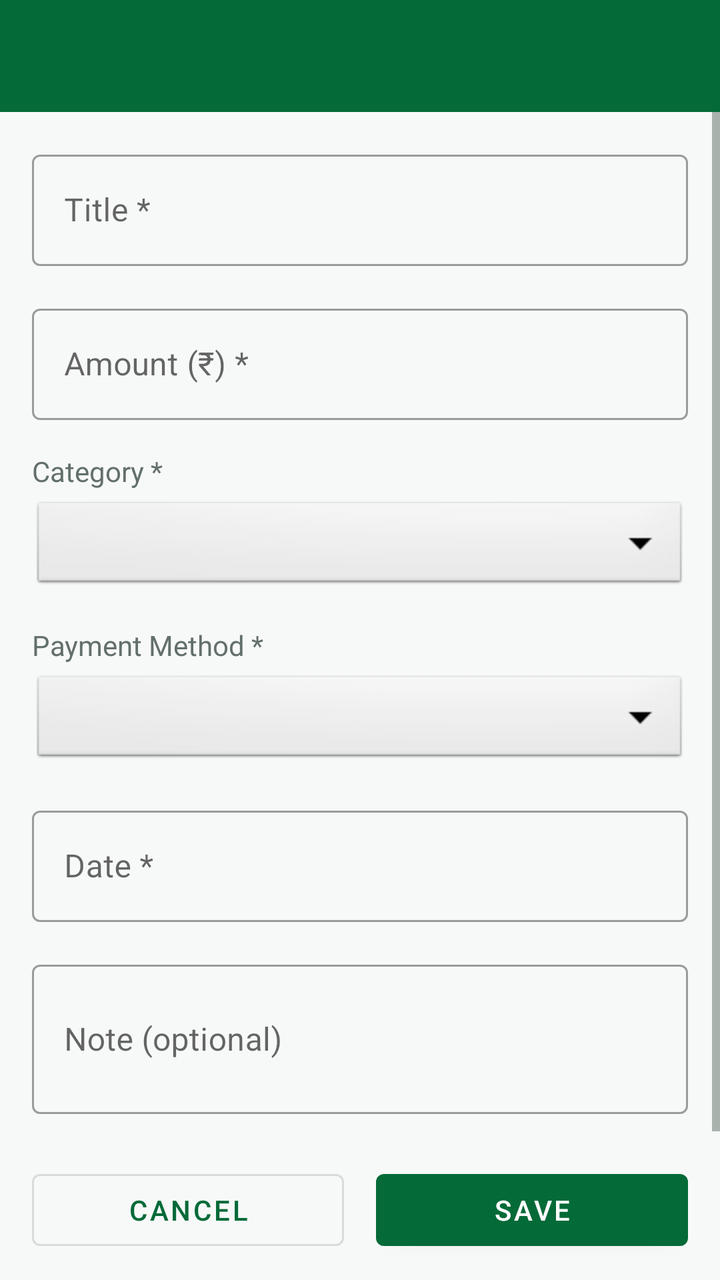
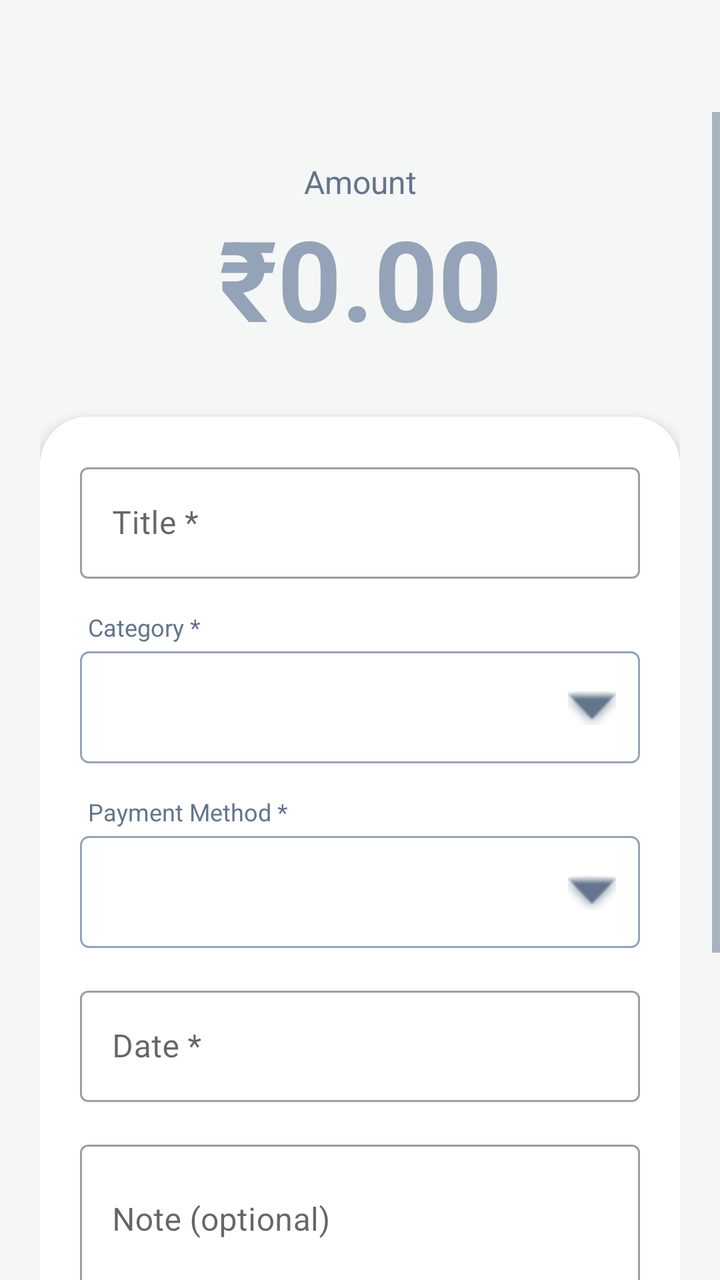

Screens rendered from an Android XML layout before and after an edit, with the pre-edit source and the edit as a unified diff.
<!-- AndroidManifest.xml: application theme Theme.DailyHisaab -->
<!-- res/layout/activity_add_expense.xml -->
<?xml version="1.0" encoding="utf-8"?>
<androidx.constraintlayout.widget.ConstraintLayout
    xmlns:android="http://schemas.android.com/apk/res/android"
    xmlns:app="http://schemas.android.com/apk/res-auto"
    android:layout_width="match_parent"
    android:layout_height="match_parent"
    android:background="?android:attr/colorBackground">

    <com.google.android.material.appbar.AppBarLayout
        android:id="@+id/appBarLayout"
        android:layout_width="match_parent"
        android:layout_height="wrap_content"
        app:layout_constraintTop_toTopOf="parent">
        <androidx.appcompat.widget.Toolbar
            android:id="@+id/toolbar"
            android:layout_width="match_parent"
            android:layout_height="?attr/actionBarSize"
            android:background="?attr/colorPrimary"
            app:titleTextColor="?attr/colorOnPrimary" />
    </com.google.android.material.appbar.AppBarLayout>

    <ScrollView
        android:layout_width="match_parent"
        android:layout_height="0dp"
        app:layout_constraintTop_toBottomOf="@id/appBarLayout"
        app:layout_constraintBottom_toBottomOf="parent">

        <LinearLayout
            android:layout_width="match_parent"
            android:layout_height="wrap_content"
            android:orientation="vertical"
            android:padding="@dimen/activity_margin">

            <com.google.android.material.textfield.TextInputLayout
                android:id="@+id/tilTitle"
                android:layout_width="match_parent"
                android:layout_height="wrap_content"
                android:layout_marginBottom="16dp"
                android:hint="@string/expense_title"
                style="@style/Widget.MaterialComponents.TextInputLayout.OutlinedBox">
                <com.google.android.material.textfield.TextInputEditText
                    android:id="@+id/etTitle"
                    android:layout_width="match_parent"
                    android:layout_height="wrap_content"
                    android:inputType="textCapSentences"
                    android:maxLines="1" />
            </com.google.android.material.textfield.TextInputLayout>

            <com.google.android.material.textfield.TextInputLayout
                android:id="@+id/tilAmount"
                android:layout_width="match_parent"
                android:layout_height="wrap_content"
                android:layout_marginBottom="16dp"
                android:hint="@string/expense_amount"
                style="@style/Widget.MaterialComponents.TextInputLayout.OutlinedBox">
                <com.google.android.material.textfield.TextInputEditText
                    android:id="@+id/etAmount"
                    android:layout_width="match_parent"
                    android:layout_height="wrap_content"
                    android:inputType="numberDecimal"
                    android:maxLines="1" />
            </com.google.android.material.textfield.TextInputLayout>

            <TextView
                android:layout_width="match_parent"
                android:layout_height="wrap_content"
                android:text="@string/expense_category"
                android:layout_marginBottom="4dp"
                android:textColor="?android:attr/textColorSecondary"/>

            <Spinner
                android:id="@+id/spinnerCategory"
                android:layout_width="match_parent"
                android:layout_height="48dp"
                android:layout_marginBottom="16dp"
                android:background="@android:drawable/btn_dropdown"
                android:paddingStart="12dp"
                android:paddingEnd="12dp"/>

            <TextView
                android:layout_width="match_parent"
                android:layout_height="wrap_content"
                android:text="@string/expense_payment_method"
                android:layout_marginBottom="4dp"
                android:textColor="?android:attr/textColorSecondary"/>

            <Spinner
                android:id="@+id/spinnerPaymentMethod"
                android:layout_width="match_parent"
                android:layout_height="48dp"
                android:layout_marginBottom="16dp"
                android:background="@android:drawable/btn_dropdown"
                android:paddingStart="12dp"
                android:paddingEnd="12dp"/>

            <com.google.android.material.textfield.TextInputLayout
                android:id="@+id/tilDate"
                android:layout_width="match_parent"
                android:layout_height="wrap_content"
                android:layout_marginBottom="16dp"
                android:hint="@string/expense_date"
                style="@style/Widget.MaterialComponents.TextInputLayout.OutlinedBox">
                <com.google.android.material.textfield.TextInputEditText
                    android:id="@+id/etDate"
                    android:layout_width="match_parent"
                    android:layout_height="wrap_content"
                    android:focusable="false"
                    android:clickable="true"
                    android:inputType="none"
                    android:maxLines="1" />
            </com.google.android.material.textfield.TextInputLayout>

            <com.google.android.material.textfield.TextInputLayout
                android:id="@+id/tilNote"
                android:layout_width="match_parent"
                android:layout_height="wrap_content"
                android:layout_marginBottom="24dp"
                android:hint="@string/expense_note"
                style="@style/Widget.MaterialComponents.TextInputLayout.OutlinedBox">
                <com.google.android.material.textfield.TextInputEditText
                    android:id="@+id/etNote"
                    android:layout_width="match_parent"
                    android:layout_height="wrap_content"
                    android:inputType="textCapSentences|textMultiLine"
                    android:minLines="2"
                    android:maxLines="4" />
            </com.google.android.material.textfield.TextInputLayout>

            <LinearLayout
                android:layout_width="match_parent"
                android:layout_height="wrap_content"
                android:orientation="horizontal">

                <com.google.android.material.button.MaterialButton
                    android:id="@+id/btnCancel"
                    android:layout_width="0dp"
                    android:layout_height="wrap_content"
                    android:layout_weight="1"
                    android:layout_marginEnd="8dp"
                    android:text="@string/cancel"
                    style="@style/Widget.MaterialComponents.Button.OutlinedButton" />

                <com.google.android.material.button.MaterialButton
                    android:id="@+id/btnSave"
                    android:layout_width="0dp"
                    android:layout_height="wrap_content"
                    android:layout_weight="1"
                    android:layout_marginStart="8dp"
                    android:text="@string/save" />
            </LinearLayout>

            <View
                android:layout_width="match_parent"
                android:layout_height="0dp"
                android:layout_weight="1"/>

            
            <include layout="@layout/layout_footer"
                android:layout_width="match_parent"
                android:layout_height="wrap_content"
                android:layout_marginTop="32dp"/>

        </LinearLayout>
    </ScrollView>

</androidx.constraintlayout.widget.ConstraintLayout>
<!-- res/layout/layout_footer.xml (included above) -->
<?xml version="1.0" encoding="utf-8"?>
<TextView xmlns:android="http://schemas.android.com/apk/res/android"
    android:layout_width="match_parent"
    android:layout_height="wrap_content"
    android:text="@string/footer_copyright"
    android:textSize="12sp"
    android:textColor="?android:attr/textColorSecondary"
    android:gravity="center"
    android:paddingTop="16dp"
    android:paddingBottom="16dp"
    android:alpha="0.8"/>
<!-- resources referenced by this layout -->
<resources>
  <dimen name="activity_margin">16dp</dimen>
  <string name="cancel">Cancel</string>
  <string name="expense_amount">Amount (₹) *</string>
  <string name="expense_category">Category *</string>
  <string name="expense_date">Date *</string>
  <string name="expense_note">Note (optional)</string>
  <string name="expense_payment_method">Payment Method *</string>
  <string name="expense_title">Title *</string>
  <string name="footer_copyright">© 2026 Abhay Sachin Donde. All Rights Reserved.</string>
  <string name="save">Save</string>
  <style name="Theme.DailyHisaab" parent="Theme.MaterialComponents.DayNight.NoActionBar">
          
          <item name="colorPrimary">@color/primary</item>
          <item name="colorPrimaryVariant">@color/primaryVariant</item>
          <item name="colorOnPrimary">@color/onPrimary</item>
          
          <item name="colorSecondary">@color/secondary</item>
          <item name="colorSecondaryVariant">@color/secondaryVariant</item>
          <item name="colorOnSecondary">@color/onPrimary</item>
          
          <item name="android:statusBarColor">@color/primaryVariant</item>
  
          
          <item name="android:colorBackground">@color/background</item>
          <item name="colorSurface">@color/surface</item>
          <item name="colorError">@color/error</item>
  
          
          <item name="android:textColorPrimary">@color/textPrimary</item>
          <item name="android:textColorSecondary">@color/textSecondary</item>
      </style>
  <color name="primary">#046A38</color>
  <color name="primaryVariant">#034C28</color>
  <color name="onPrimary">#FFFFFF</color>
  <color name="secondary">#0F9D58</color>
  <color name="secondaryVariant">#0B8043</color>
  <color name="background">#F7F9F8</color>
  <color name="surface">#FFFFFF</color>
  <color name="error">#D32F2F</color>
  <color name="textPrimary">#1A1E1C</color>
  <color name="textSecondary">#63706A</color>
</resources>

<!-- the commit's change to res/layout/activity_add_expense.xml (unified diff, before → after) -->
@@ -10,13 +10,14 @@
         android:id="@+id/appBarLayout"
         android:layout_width="match_parent"
         android:layout_height="wrap_content"
+        android:background="?android:attr/colorBackground"
+        app:elevation="0dp"
         app:layout_constraintTop_toTopOf="parent">
         <androidx.appcompat.widget.Toolbar
             android:id="@+id/toolbar"
             android:layout_width="match_parent"
             android:layout_height="?attr/actionBarSize"
-            android:background="?attr/colorPrimary"
-            app:titleTextColor="?attr/colorOnPrimary" />
+            app:titleTextColor="?android:attr/textColorPrimary" />
     </com.google.android.material.appbar.AppBarLayout>
 
     <ScrollView
@@ -29,130 +30,183 @@
             android:layout_width="match_parent"
             android:layout_height="wrap_content"
             android:orientation="vertical"
-            android:padding="@dimen/activity_margin">
-
-            <com.google.android.material.textfield.TextInputLayout
-                android:id="@+id/tilTitle"
-                android:layout_width="match_parent"
-                android:layout_height="wrap_content"
-                android:layout_marginBottom="16dp"
-                android:hint="@string/expense_title"
-                style="@style/Widget.MaterialComponents.TextInputLayout.OutlinedBox">
-                <com.google.android.material.textfield.TextInputEditText
-                    android:id="@+id/etTitle"
+            android:paddingHorizontal="@dimen/activity_margin"
+            android:paddingTop="24dp"
+            android:paddingBottom="40dp">
+
+            <TextView
+                android:layout_width="match_parent"
+                android:layout_height="wrap_content"
+                android:text="Amount"
+                android:textColor="?android:attr/textColorSecondary"
+                android:gravity="center"
+                android:textSize="16sp"/>
+
+            <EditText
+                android:id="@+id/etAmount"
+                android:layout_width="match_parent"
+                android:layout_height="wrap_content"
+                android:inputType="numberDecimal"
+                android:maxLines="1"
+                android:textSize="56sp"
+                android:textStyle="bold"
+                android:textColor="?attr/colorPrimary"
+                android:gravity="center"
+                android:background="@null"
+                android:hint="₹0.00"
+                android:textColorHint="@color/textHint"
+                android:layout_marginBottom="32dp"/>
+
+            <com.google.android.material.card.MaterialCardView
+                android:layout_width="match_parent"
+                android:layout_height="wrap_content"
+                style="@style/Widget.DailyHisaab.Card">
+
+                <LinearLayout
                     android:layout_width="match_parent"
                     android:layout_height="wrap_content"
-                    android:inputType="textCapSentences"
-                    android:maxLines="1" />
-            </com.google.android.material.textfield.TextInputLayout>
-
-            <com.google.android.material.textfield.TextInputLayout
-                android:id="@+id/tilAmount"
-                android:layout_width="match_parent"
-                android:layout_height="wrap_content"
-                android:layout_marginBottom="16dp"
-                android:hint="@string/expense_amount"
-                style="@style/Widget.MaterialComponents.TextInputLayout.OutlinedBox">
-                <com.google.android.material.textfield.TextInputEditText
-                    android:id="@+id/etAmount"
-                    android:layout_width="match_parent"
-                    android:layout_height="wrap_content"
-                    android:inputType="numberDecimal"
-                    android:maxLines="1" />
-            </com.google.android.material.textfield.TextInputLayout>
-
-            <TextView
-                android:layout_width="match_parent"
-                android:layout_height="wrap_content"
-                android:text="@string/expense_category"
-                android:layout_marginBottom="4dp"
-                android:textColor="?android:attr/textColorSecondary"/>
-
-            <Spinner
-                android:id="@+id/spinnerCategory"
-                android:layout_width="match_parent"
-                android:layout_height="48dp"
-                android:layout_marginBottom="16dp"
-                android:background="@android:drawable/btn_dropdown"
-                android:paddingStart="12dp"
-                android:paddingEnd="12dp"/>
-
-            <TextView
-                android:layout_width="match_parent"
-                android:layout_height="wrap_content"
-                android:text="@string/expense_payment_method"
-                android:layout_marginBottom="4dp"
-                android:textColor="?android:attr/textColorSecondary"/>
-
-            <Spinner
-                android:id="@+id/spinnerPaymentMethod"
-                android:layout_width="match_parent"
-                android:layout_height="48dp"
-                android:layout_marginBottom="16dp"
-                android:background="@android:drawable/btn_dropdown"
-                android:paddingStart="12dp"
-                android:paddingEnd="12dp"/>
-
-            <com.google.android.material.textfield.TextInputLayout
-                android:id="@+id/tilDate"
-                android:layout_width="match_parent"
-                android:layout_height="wrap_content"
-                android:layout_marginBottom="16dp"
-                android:hint="@string/expense_date"
-                style="@style/Widget.MaterialComponents.TextInputLayout.OutlinedBox">
-                <com.google.android.material.textfield.TextInputEditText
-                    android:id="@+id/etDate"
-                    android:layout_width="match_parent"
-                    android:layout_height="wrap_content"
-                    android:focusable="false"
-                    android:clickable="true"
-                    android:inputType="none"
-                    android:maxLines="1" />
-            </com.google.android.material.textfield.TextInputLayout>
-
-            <com.google.android.material.textfield.TextInputLayout
-                android:id="@+id/tilNote"
-                android:layout_width="match_parent"
-                android:layout_height="wrap_content"
-                android:layout_marginBottom="24dp"
-                android:hint="@string/expense_note"
-                style="@style/Widget.MaterialComponents.TextInputLayout.OutlinedBox">
-                <com.google.android.material.textfield.TextInputEditText
-                    android:id="@+id/etNote"
-                    android:layout_width="match_parent"
-                    android:layout_height="wrap_content"
-                    android:inputType="textCapSentences|textMultiLine"
-                    android:minLines="2"
-                    android:maxLines="4" />
-            </com.google.android.material.textfield.TextInputLayout>
-
-            <LinearLayout
-                android:layout_width="match_parent"
-                android:layout_height="wrap_content"
-                android:orientation="horizontal">
-
-                <com.google.android.material.button.MaterialButton
-                    android:id="@+id/btnCancel"
-                    android:layout_width="0dp"
-                    android:layout_height="wrap_content"
-                    android:layout_weight="1"
-                    android:layout_marginEnd="8dp"
-                    android:text="@string/cancel"
-                    style="@style/Widget.MaterialComponents.Button.OutlinedButton" />
-
-                <com.google.android.material.button.MaterialButton
-                    android:id="@+id/btnSave"
-                    android:layout_width="0dp"
-                    android:layout_height="wrap_content"
-                    android:layout_weight="1"
-                    android:layout_marginStart="8dp"
-                    android:text="@string/save" />
-            </LinearLayout>
-
-            <View
-                android:layout_width="match_parent"
-                android:layout_height="0dp"
-                android:layout_weight="1"/>
+                    android:orientation="vertical"
+                    android:background="?attr/colorSurface"
+                    android:padding="@dimen/card_padding">
+
+                    <com.google.android.material.textfield.TextInputLayout
+                        android:id="@+id/tilTitle"
+                        android:layout_width="match_parent"
+                        android:layout_height="wrap_content"
+                        android:layout_marginBottom="16dp"
+                        android:hint="@string/expense_title"
+                        style="@style/Widget.MaterialComponents.TextInputLayout.OutlinedBox">
+                        <com.google.android.material.textfield.TextInputEditText
+                            android:id="@+id/etTitle"
+                            android:layout_width="match_parent"
+                            android:layout_height="wrap_content"
+                            android:inputType="textCapSentences"
+                            android:maxLines="1" />
+                    </com.google.android.material.textfield.TextInputLayout>
+
+                    <TextView
+                        android:layout_width="match_parent"
+                        android:layout_height="wrap_content"
+                        android:text="@string/expense_category"
+                        android:layout_marginBottom="4dp"
+                        android:textColor="?android:attr/textColorSecondary"
+                        android:textSize="12sp"
+                        android:layout_marginStart="4dp"/>
+
+                    <FrameLayout
+                        android:layout_width="match_parent"
+                        android:layout_height="wrap_content"
+                        android:layout_marginBottom="16dp"
+                        android:background="@drawable/spinner_bg">
+                        <Spinner
+                            android:id="@+id/spinnerCategory"
+                            android:layout_width="match_parent"
+                            android:layout_height="56dp"
+                            android:background="@android:color/transparent"
+                            android:paddingStart="12dp"
+                            android:paddingEnd="12dp"/>
+                        <ImageView
+                            android:layout_width="24dp"
+                            android:layout_height="24dp"
+                            android:src="@android:drawable/arrow_down_float"
+                            android:layout_gravity="end|center_vertical"
+                            android:layout_marginEnd="12dp"
+                            app:tint="?android:attr/textColorSecondary"/>
+                    </FrameLayout>
+
+                    <TextView
+                        android:layout_width="match_parent"
+                        android:layout_height="wrap_content"
+                        android:text="@string/expense_payment_method"
+                        android:layout_marginBottom="4dp"
+                        android:textColor="?android:attr/textColorSecondary"
+                        android:textSize="12sp"
+                        android:layout_marginStart="4dp"/>
+
+                    <FrameLayout
+                        android:layout_width="match_parent"
+                        android:layout_height="wrap_content"
+                        android:layout_marginBottom="16dp"
+                        android:background="@drawable/spinner_bg">
+                        <Spinner
+                            android:id="@+id/spinnerPaymentMethod"
+                            android:layout_width="match_parent"
+                            android:layout_height="56dp"
+                            android:background="@android:color/transparent"
+                            android:paddingStart="12dp"
+                            android:paddingEnd="12dp"/>
+                        <ImageView
+                            android:layout_width="24dp"
+                            android:layout_height="24dp"
+                            android:src="@android:drawable/arrow_down_float"
+                            android:layout_gravity="end|center_vertical"
+                            android:layout_marginEnd="12dp"
+                            app:tint="?android:attr/textColorSecondary"/>
+                    </FrameLayout>
+
+                    <com.google.android.material.textfield.TextInputLayout
+                        android:id="@+id/tilDate"
+                        android:layout_width="match_parent"
+                        android:layout_height="wrap_content"
+                        android:layout_marginBottom="16dp"
+                        android:hint="@string/expense_date"
+                        style="@style/Widget.MaterialComponents.TextInputLayout.OutlinedBox">
+                        <com.google.android.material.textfield.TextInputEditText
+                            android:id="@+id/etDate"
+                            android:layout_width="match_parent"
+                            android:layout_height="wrap_content"
+                            android:focusable="false"
+                            android:clickable="true"
+                            android:inputType="none"
+                            android:maxLines="1" />
+                    </com.google.android.material.textfield.TextInputLayout>
+
+                    <com.google.android.material.textfield.TextInputLayout
+                        android:id="@+id/tilNote"
+                        android:layout_width="match_parent"
+                        android:layout_height="wrap_content"
+                        android:layout_marginBottom="24dp"
+                        android:hint="@string/expense_note"
+                        style="@style/Widget.MaterialComponents.TextInputLayout.OutlinedBox">
+                        <com.google.android.material.textfield.TextInputEditText
+                            android:id="@+id/etNote"
+                            android:layout_width="match_parent"
+                            android:layout_height="wrap_content"
+                            android:inputType="textCapSentences|textMultiLine"
+                            android:minLines="2"
+                            android:maxLines="4" />
+                    </com.google.android.material.textfield.TextInputLayout>
+
+                    <LinearLayout
+                        android:layout_width="match_parent"
+                        android:layout_height="wrap_content"
+                        android:orientation="horizontal">
+
+                        <com.google.android.material.button.MaterialButton
+                            android:id="@+id/btnCancel"
+                            android:layout_width="0dp"
+                            android:layout_height="wrap_content"
+                            android:layout_weight="1"
+                            android:layout_marginEnd="8dp"
+                            android:text="@string/cancel"
+                            style="@style/Widget.MaterialComponents.Button.OutlinedButton"
+                            app:cornerRadius="12dp"/>
+
+                        <com.google.android.material.button.MaterialButton
+                            android:id="@+id/btnSave"
+                            android:layout_width="0dp"
+                            android:layout_height="wrap_content"
+                            android:layout_weight="2"
+                            android:layout_marginStart="8dp"
+                            android:text="@string/save"
+                            app:cornerRadius="12dp"
+                            android:minHeight="56dp"
+                            android:insetBottom="0dp"
+                            android:insetTop="0dp"/>
+                    </LinearLayout>
+
+                </LinearLayout>
+            </com.google.android.material.card.MaterialCardView>
 
             
             <include layout="@layout/layout_footer"
@@ -162,7 +216,6 @@
 
         </LinearLayout>
     </ScrollView>
-
 </androidx.constraintlayout.widget.ConstraintLayout>
 <!-- res/layout/layout_footer.xml (included above) -->
 <?xml version="1.0" encoding="utf-8"?>
<!-- resource entries referenced after the edit -->
@@ -1,8 +1,17 @@
 <!-- resources referenced by this layout -->
 <resources>
-  <dimen name="activity_margin">16dp</dimen>
+  <color name="textHint">#94A3B8</color>
+  <dimen name="activity_margin">20dp</dimen>
+  <dimen name="card_padding">20dp</dimen>
+  <!-- drawable spinner_bg (drawable) -->
+  <?xml version="1.0" encoding="utf-8"?>
+  <shape xmlns:android="http://schemas.android.com/apk/res/android"
+      android:shape="rectangle">
+      <solid android:color="?attr/colorSurface"/>
+      <stroke android:width="1dp" android:color="@color/textHint"/>
+      <corners android:radius="4dp"/>
+  </shape>
   <string name="cancel">Cancel</string>
-  <string name="expense_amount">Amount (₹) *</string>
   <string name="expense_category">Category *</string>
   <string name="expense_date">Date *</string>
   <string name="expense_note">Note (optional)</string>
@@ -10,6 +19,11 @@
   <string name="expense_title">Title *</string>
   <string name="footer_copyright">© 2026 Abhay Sachin Donde. All Rights Reserved.</string>
   <string name="save">Save</string>
+  <style name="Widget.DailyHisaab.Card" parent="Widget.MaterialComponents.CardView">
+          <item name="cardCornerRadius">24dp</item>
+          <item name="cardElevation">4dp</item>
+          <item name="strokeWidth">0dp</item>
+      </style>
   <style name="Theme.DailyHisaab" parent="Theme.MaterialComponents.DayNight.NoActionBar">
           
           <item name="colorPrimary">@color/primary</item>
@@ -20,7 +34,7 @@
           <item name="colorSecondaryVariant">@color/secondaryVariant</item>
           <item name="colorOnSecondary">@color/onPrimary</item>
           
-          <item name="android:statusBarColor">@color/primaryVariant</item>
+          <item name="android:statusBarColor">@color/primary</item>
   
           
           <item name="android:colorBackground">@color/background</item>
@@ -30,16 +44,28 @@
           
           <item name="android:textColorPrimary">@color/textPrimary</item>
           <item name="android:textColorSecondary">@color/textSecondary</item>
+  
+          
+          <item name="bottomNavigationStyle">@style/Widget.DailyHisaab.BottomNavigationView</item>
       </style>
-  <color name="primary">#046A38</color>
-  <color name="primaryVariant">#034C28</color>
+  <color name="primary">#055C3D</color>
+  <color name="primaryVariant">#033D28</color>
   <color name="onPrimary">#FFFFFF</color>
-  <color name="secondary">#0F9D58</color>
-  <color name="secondaryVariant">#0B8043</color>
-  <color name="background">#F7F9F8</color>
+  <color name="secondary">#D4AF37</color>
+  <color name="secondaryVariant">#B5952F</color>
+  <color name="background">#F4F7F6</color>
   <color name="surface">#FFFFFF</color>
-  <color name="error">#D32F2F</color>
-  <color name="textPrimary">#1A1E1C</color>
-  <color name="textSecondary">#63706A</color>
+  <color name="error">#DC2626</color>
+  <color name="textPrimary">#1E293B</color>
+  <color name="textSecondary">#64748B</color>
+  <style name="Widget.DailyHisaab.BottomNavigationView" parent="Widget.MaterialComponents.BottomNavigationView">
+          <item name="materialThemeOverlay">@style/ThemeOverlay.DailyHisaab.BottomNavigation</item>
+          <item name="itemIconTint">@color/nav_item_color</item>
+          <item name="itemTextColor">@color/nav_item_color</item>
+          <item name="itemIconSize">24dp</item>
+      </style>
+  <style name="ThemeOverlay.DailyHisaab.BottomNavigation" parent="">
+          <item name="colorSurface">@color/surface</item>
+      </style>
 </resources>
 
